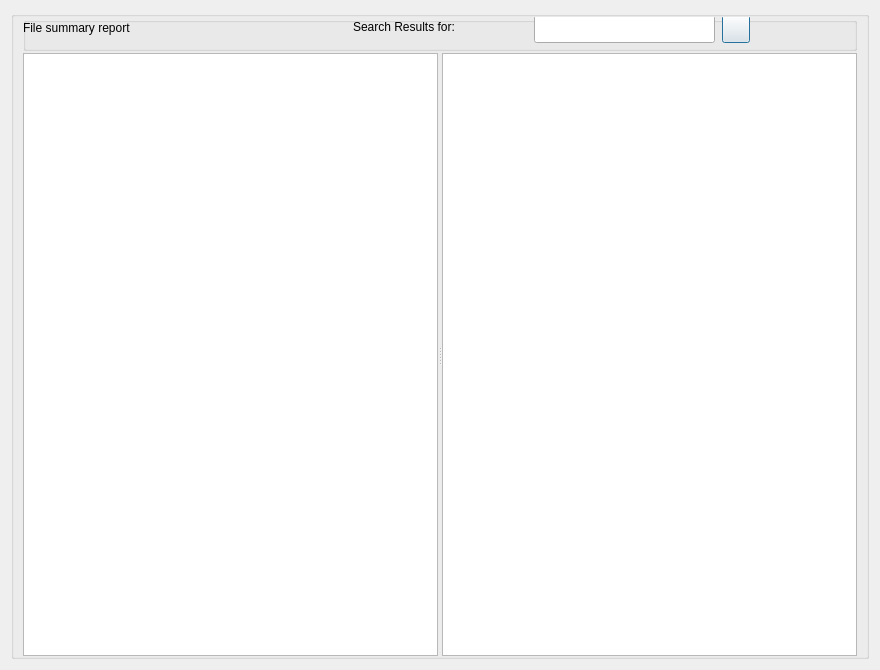
First picture: the form in GUI_UIs/ui_dialog_report_file_summary.ui, repository ccbogel/QualCoder, before the edit.
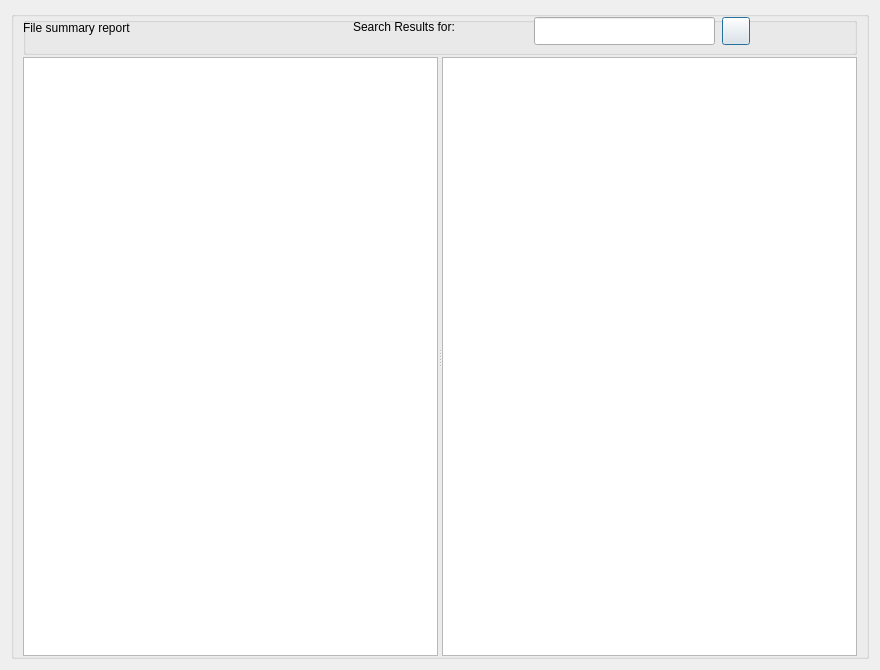
Second picture: the form after the edit.

The edit to the form file:
```diff
--- a/GUI_UIs/ui_dialog_report_file_summary.ui
+++ b/GUI_UIs/ui_dialog_report_file_summary.ui
@@ -43,13 +43,13 @@
         <property name="minimumSize">
          <size>
           <width>0</width>
-          <height>34</height>
+          <height>38</height>
          </size>
         </property>
         <property name="maximumSize">
          <size>
           <width>16777215</width>
-          <height>34</height>
+          <height>38</height>
          </size>
         </property>
         <property name="title">
@@ -75,7 +75,7 @@
          <property name="geometry">
           <rect>
            <x>511</x>
-           <y>-2</y>
+           <y>0</y>
            <width>181</width>
            <height>28</height>
           </rect>
@@ -88,7 +88,7 @@
          <property name="geometry">
           <rect>
            <x>699</x>
-           <y>-2</y>
+           <y>0</y>
            <width>28</width>
            <height>28</height>
           </rect>
```
